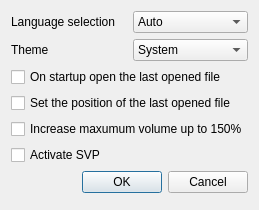
Qt form forms/settings_window.ui (Communist02/AnimePlayer) before a commit.
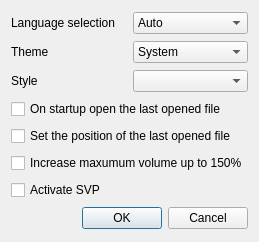
The same form after that commit. Icons and pictures are not drawn.

The edit to the form file:
```diff
--- a/forms/settings_window.ui
+++ b/forms/settings_window.ui
@@ -7,7 +7,7 @@
     <x>0</x>
     <y>0</y>
     <width>254</width>
-    <height>210</height>
+    <height>242</height>
    </rect>
   </property>
   <property name="windowTitle">
@@ -86,6 +86,20 @@
      </item>
     </layout>
    </item>
+   <item>
+    <layout class="QHBoxLayout" name="horizontalLayout_3">
+     <item>
+      <widget class="QLabel" name="label_style">
+       <property name="text">
+        <string>Style</string>
+       </property>
+      </widget>
+     </item>
+     <item>
+      <widget class="QComboBox" name="comboBox_style"/>
+     </item>
+    </layout>
+   </item>
    <item>
     <widget class="QCheckBox" name="openLastFile">
      <property name="text">
```
